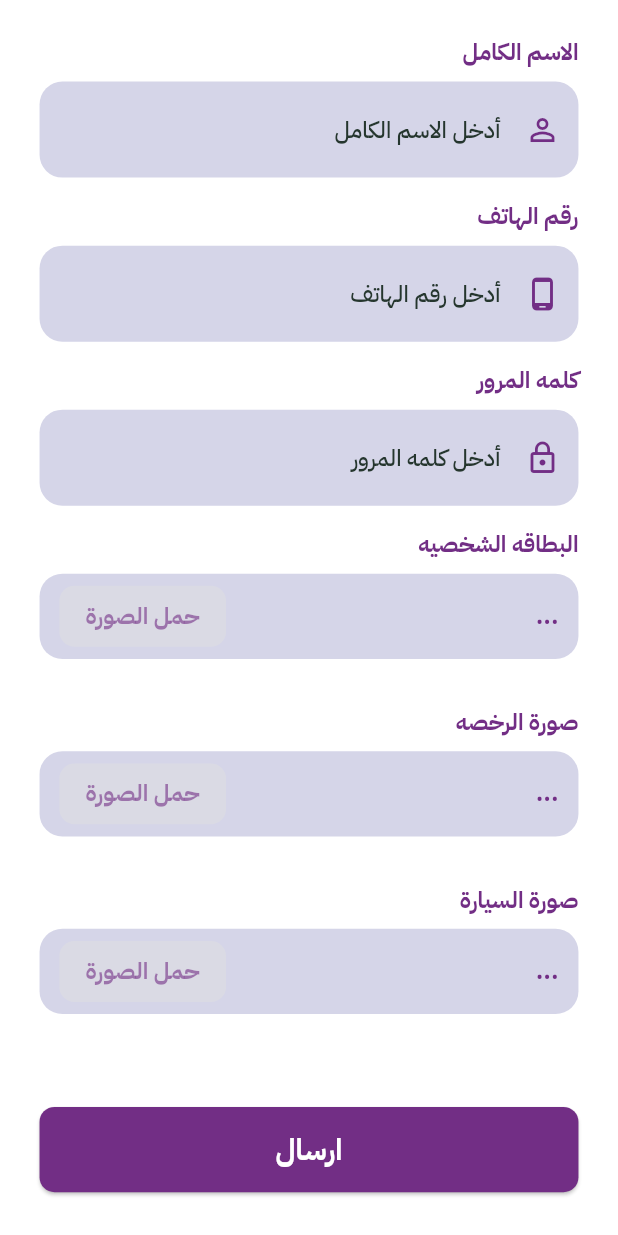
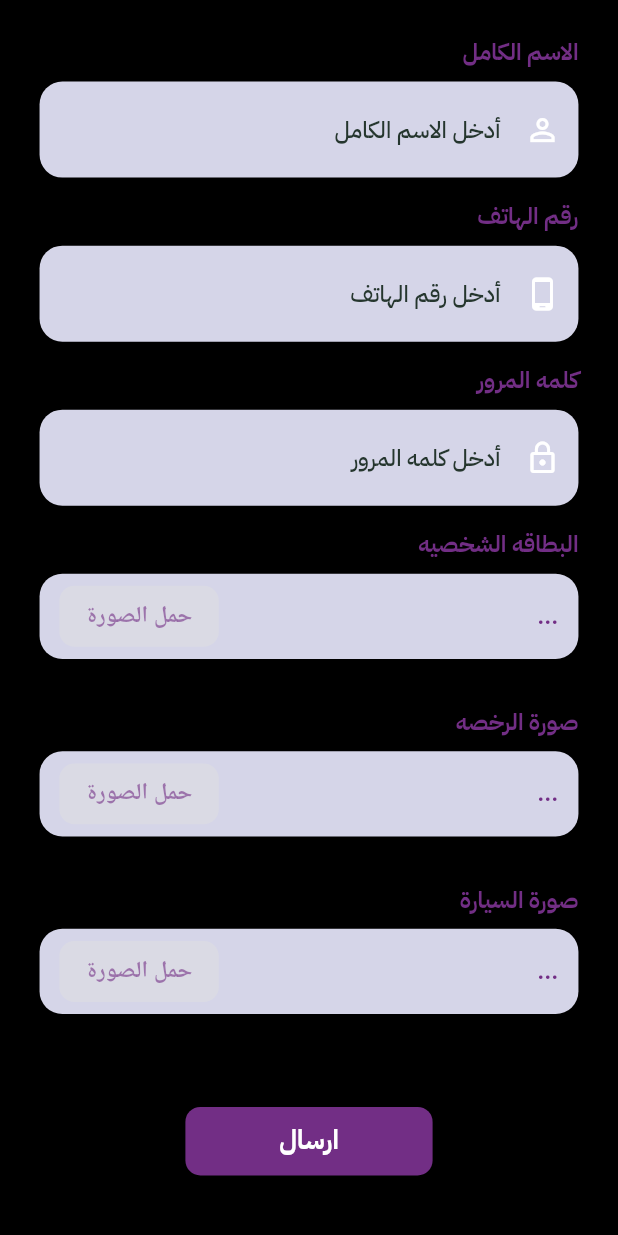
Before and after one commit to mohamedatef04/3la_feen, a Flutter app: the RegisterScreen screen opened by its route, scrolled down 297 dp, on a phone screen of 412 x 824 dp. Run offline on Flutter 3.47's test engine with Material 3 defaults, Android fonts, the phone set to English and light mode, and no system bars; our stand-ins replace animate_do, dio, flutter_screenutil, flutter_svg, get_it, go_router and 4 more.

Commit message:
edit some issues

```diff
--- a/lib/features/auth/presentation/widgets/image_upload_field.dart
+++ b/lib/features/auth/presentation/widgets/image_upload_field.dart
@@ -1,5 +1,6 @@
 import 'dart:io';
 import 'package:ala_feen/core/theme/app_colors.dart';
+import 'package:ala_feen/core/theme/app_text_styles.dart';
 import 'package:flutter/material.dart';
 import 'package:flutter_screenutil/flutter_screenutil.dart';
 import 'package:image_picker/image_picker.dart';
@@ -43,11 +44,7 @@ class _ImageUploadFieldState extends State<ImageUploadField> {
       children: [
         Text(
           widget.label,
-          style: TextStyle(
-            fontSize: 14.sp,
-            fontWeight: FontWeight.bold,
-            color: AppColors.primary,
-          ),
+          style: AppTextStyles.bold14(context),
         ),
         SizedBox(height: 8.h),
         Container(
--- a/lib/features/auth/presentation/widgets/register_driver_form_widget.dart
+++ b/lib/features/auth/presentation/widgets/register_driver_form_widget.dart
@@ -1,14 +1,12 @@
 import 'package:ala_feen/core/theme/app_colors.dart';
 import 'package:ala_feen/core/theme/app_text_styles.dart';
 import 'package:ala_feen/core/utils/app_strings.dart';
-import 'package:ala_feen/features/auth/presentation/screens/registration_success_screen.dart';
 import 'package:ala_feen/features/auth/presentation/widgets/custom_text_form_field.dart';
 import 'package:ala_feen/features/auth/presentation/widgets/image_upload_field.dart';
 import 'package:ala_feen/features/get_started/widgets/custom_button_widget.dart';
 import 'package:animate_do/animate_do.dart';
 import 'package:flutter/material.dart';
 import 'package:flutter_screenutil/flutter_screenutil.dart';
-import 'package:go_router/go_router.dart';
 import 'dart:io';
 
 class RegisterDriverFormWidget extends StatelessWidget {
@@ -84,27 +82,13 @@ class RegisterDriverFormWidget extends StatelessWidget {
         ),
         SizedBox(height: 15.h),
         // Submit Button
-        FadeInRight(
-          child: SizedBox(
-            width: double.infinity,
-            height: 56.h,
-            child: CustomButtonWidget(
-              onPressed: () {
-                if (onSubmit != null) {
-                  onSubmit!();
-                } else {
-                  context.push(RegistrationSuccessScreen.routeName);
-                }
-              },
-              backgroundColor: AppColors.primary,
-              child: Text(
-                AppStrings.send,
-                style: TextStyle(
-                  color: Colors.white,
-                  fontSize: 18.sp,
-                  fontWeight: FontWeight.bold,
-                ),
-              ),
+        FadeInUp(
+          child: CustomButtonWidget(
+            backgroundColor: AppColors.primary,
+            onPressed: () {},
+            child: Text(
+              AppStrings.send,
+              style: AppTextStyles.bold16(context),
             ),
           ),
         ),
--- a/lib/main.dart
+++ b/lib/main.dart
@@ -22,7 +22,7 @@ class MyApp extends StatelessWidget {
       builder: (context, child) => MaterialApp.router(
         routerConfig: router,
         debugShowCheckedModeBanner: false,
-        theme: AppTheme.getLightTheme(),
+        theme: AppTheme.getDarkTheme(),
         themeMode: ThemeMode.system,
         locale: const Locale('ar'),
         supportedLocales: const [
```
Also changed, not shown: lib/features/auth/presentation/widgets/login_driver_text_fields_column_widget.dart (+0 -23 lines), lib/features/auth/presentation/widgets/login_passenger_text_fields_column_widget.dart (+0 -23 lines), lib/features/auth/presentation/widgets/register_passenger_form_widget.dart (+6 -23 lines).
